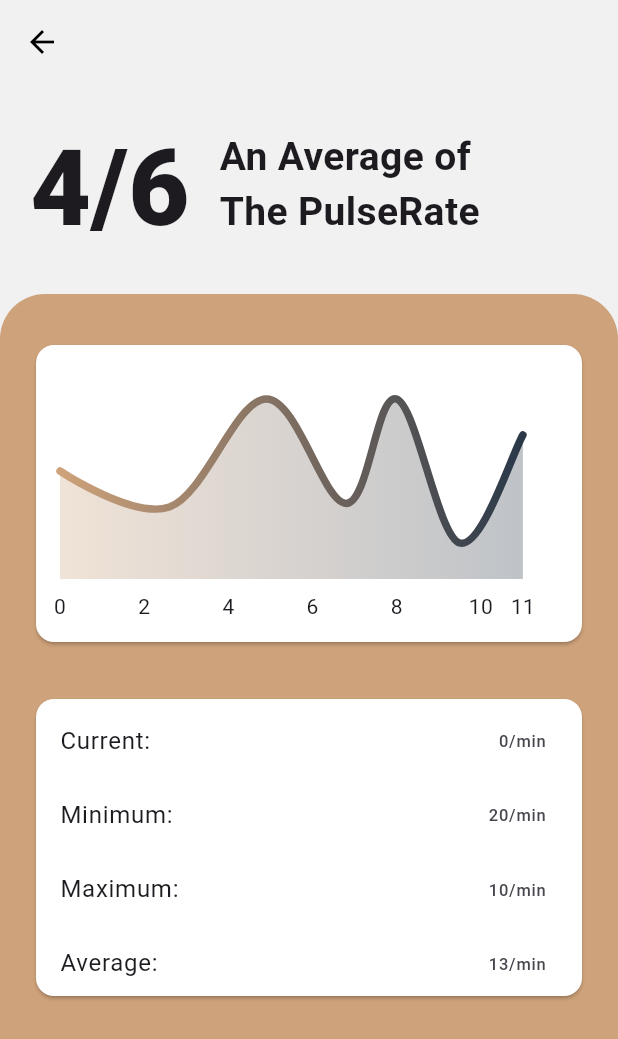
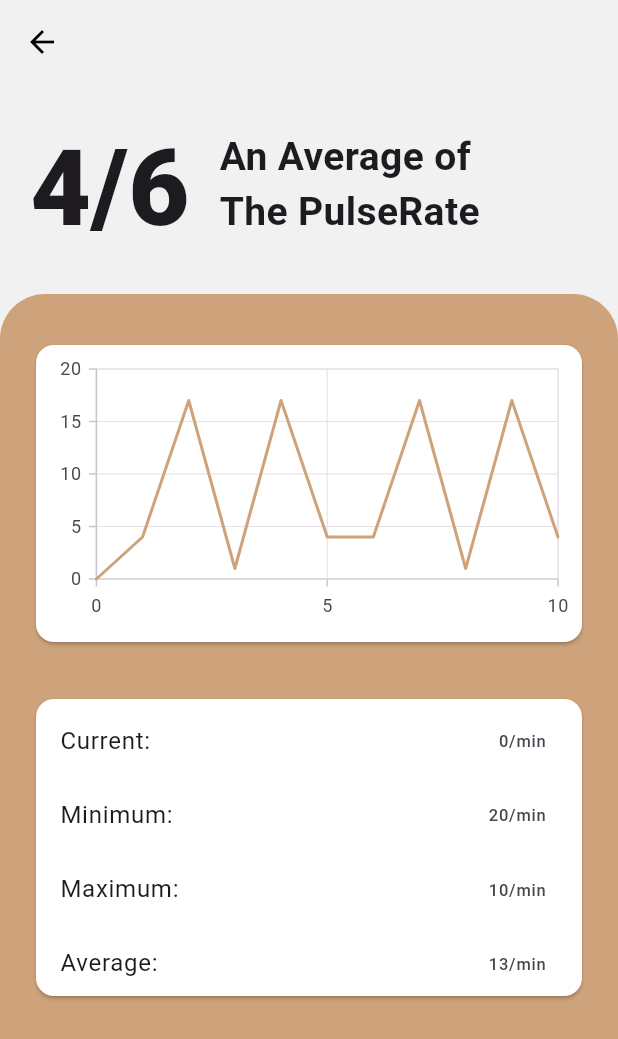
Before and after one commit to Asfemi/smarthealth, a Flutter app: the HomeScreen screen opened by its route, after a tap on "19", on a phone screen of 412 x 824 dp. Shown: the top 1039 px of the screen. Run offline on Flutter 3.47's test engine with Material 3 defaults, Android fonts, the light colour scheme and no system bars; drawn by our look-alikes of fl_chart; our stand-ins replace firebase_auth, firebase_core, firebase_database, flutter_snake_navigationbar, google_fonts, google_sign_in and 1 more; missing offline and left inert: one_clock; accounts and stored records are empty.

Commit message:
cHART FIXES

```diff
--- a/lib/screens/chart_details.dart
+++ b/lib/screens/chart_details.dart
@@ -77,7 +77,8 @@ class _ChartDetailsScreenState extends State<ChartDetailsScreen> {
                     child: Card(
                       color: Colors.white,
                       child:
-                          LineChartSample2(value: cardData[widget.index].Path),
+                        Charts(value: cardData[widget.index].Path, index: widget.index, title: cardData[widget.index].name,),
+                          //LineChartSample2(value: cardData[widget.index].Path),
                     ),
                   ),
                   const SizedBox(height: 30),
--- a/lib/widgets/charts.dart
+++ b/lib/widgets/charts.dart
@@ -99,9 +99,9 @@ class _ChartsState extends State<Charts> {
     return MediaQuery(
       data: mediaQueryData.copyWith(textScaler: const TextScaler.linear(0.5)),
       child: SfCartesianChart(
-        margin: const EdgeInsets.all(0.0),
-        title: ChartTitle(text: widget.title),
-        //legend: Legend(),
+        margin: const EdgeInsets.all(16.0),
+        //title: ChartTitle(text: widget.title),
+        legend: Legend(),
         series: <LineSeries<LiveData, int>>[
           LineSeries<LiveData, int>(
             onRendererCreated: (ChartSeriesController controller) {
@@ -197,7 +197,7 @@ class LineChartSample2 extends StatefulWidget {
 }
 
 class _LineChartSample2State extends State<LineChartSample2> {
-  late ChartSeriesController _chartSeriesController;
+ // late ChartSeriesController _chartSeriesController;
   List<Color> gradientColors = [
     kPrimaryColor,
     kDarkBackgroundColor,
@@ -212,9 +212,10 @@ class _LineChartSample2State extends State<LineChartSample2> {
   @override
   void initState() {
     Timer.periodic(const Duration(seconds: 1), updateDataSource);
+
     dataStreamListener();
-    dataStreamValue = 0;
-
+    dataStreamValue = 0.0;
+    chartsValue = [];
     super.initState();
   }
 
@@ -226,21 +227,45 @@ class _LineChartSample2State extends State<LineChartSample2> {
 
   dataStreamListener() {
     _dataStream = database.child(widget.value).onValue.listen((event) {
-      final double? data = event.snapshot.value as double?;
-      setState(() {
-        dataStreamValue = data!;
-      });
+      //final double data = event.snapshot.value as double;
+      final dynamic value = event.snapshot.value;
+      if (value is double) {
+        setState(() {
+          dataStreamValue = value;
+        });
+      } else if (value is String) {
+        // Handle the case where the value is a string and needs to be converted to double
+        setState(() {
+          dataStreamValue = double.parse(value);
+        });
+      }
+      // setState(() {
+      //   dataStreamValue = data!;
+      // });
     });
   }
 
-  double time = 1;
+  double time = 1.0;
+  // void updateDataSource(Timer timer) {
+  //   if (time != 61) {
+  //     chartsValue.add(FlSpot(time++, dataStreamValue));
+
+  //     chartsValue.removeAt(0);
+  //     _chartSeriesController.updateDataSource(
+  //         addedDataIndex: chartsValue.length - 1, removedDataIndex: 0);
+  //   }
+  //   setStateIfMounted(() => time = 1);
+  // }
+
   void updateDataSource(Timer timer) {
     if (time != 61) {
       chartsValue.add(FlSpot(time++, dataStreamValue));
 
       chartsValue.removeAt(0);
-      _chartSeriesController.updateDataSource(
-          addedDataIndex: chartsValue.length - 1, removedDataIndex: 0);
+
+      // Triggering a rebuild
+      setState(() {});
+
     }
     setStateIfMounted(() => time = 1);
   }
@@ -397,16 +422,16 @@ class _LineChartSample2State extends State<LineChartSample2> {
       lineBarsData: [
         LineChartBarData(
           spots:
-          //chartsValue,
-          const [
-            FlSpot(0, 3),
-            FlSpot(2.6, 2),
-            FlSpot(4.9, 5),
-            FlSpot(6.8, 2.1),
-            FlSpot(8, 5),
-            FlSpot(9.5, 1),
-            FlSpot(11, 4),
-          ],
+          chartsValue,
+          // const [
+          //   FlSpot(0, 3),
+          //   FlSpot(2.6, 2),
+          //   FlSpot(4.9, 5),
+          //   FlSpot(6.8, 2.1),
+          //   FlSpot(8, 5),
+          //   FlSpot(9.5, 1),
+          //   FlSpot(11, 4),
+          // ],
           isCurved: true,
           gradient: LinearGradient(
             colors: gradientColors,
```
